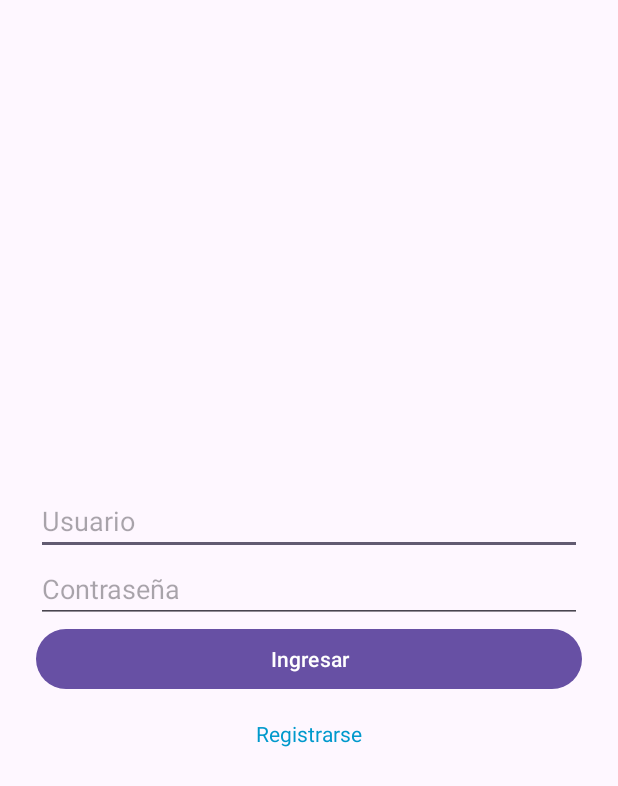
After one commit to ariasuriel12/TPGrupoM, an Android app built with Jetpack Compose: the LoginActivity screen opened directly, with no data from a screen before it, on a phone screen of 412 x 824 dp. The commit adds this screen. Shown: the top 786 px of the screen. Run offline under Robolectric (Android 15) with nearby library versions, the phone set to English and light mode, and no system bars.

Commit message:
Login y Registro

```diff
--- a/app/src/main/AndroidManifest.xml
+++ b/app/src/main/AndroidManifest.xml
@@ -12,6 +12,11 @@
         android:supportsRtl="true"
         android:theme="@style/Theme.ClimaApp">
         <activity
+            android:name=".LoginActivity"
+            android:exported="false"
+            android:label="@string/title_activity_login"
+            android:theme="@style/Theme.ClimaApp" />
+        <activity
             android:name=".MainActivity"
             android:exported="true">
             <intent-filter>
--- /dev/null
+++ b/app/src/main/java/com/example/climaapp/LoginActivity.kt
@@ -0,0 +1,37 @@
+package com.example.climaapp
+
+import android.content.Intent
+import android.os.Bundle
+import android.widget.Button
+import android.widget.EditText
+import android.widget.TextView
+import android.widget.Toast
+import androidx.appcompat.app.AppCompatActivity
+import com.example.climaapp.RegistroActivity
+
+class LoginActivity : AppCompatActivity() {
+    override fun onCreate(savedInstanceState: Bundle?) {
+        super.onCreate(savedInstanceState)
+        setContentView(R.layout.activity_login)
+
+        val etUser = findViewById<EditText>(R.id.etUser)
+        val etPass = findViewById<EditText>(R.id.etPass)
+        val btnLogin = findViewById<Button>(R.id.btnLogin)
+        val txtRegister = findViewById<TextView>(R.id.txtRegister)
+
+        btnLogin.setOnClickListener {
+            val user = etUser.text.toString()
+            val pass = etPass.text.toString()
+
+            if (user == "admin" && pass == "1234") {
+                startActivity(Intent(this, ListaActivity::class.java))
+            } else {
+                Toast.makeText(this, "Usuario o contraseña incorrectos", Toast.LENGTH_SHORT).show()
+            }
+        }
+
+        txtRegister.setOnClickListener {
+            startActivity(Intent(this, RegistroActivity::class.java))
+        }
+    }
+}
--- a/app/src/main/java/com/example/climaapp/MainActivity.kt
+++ b/app/src/main/java/com/example/climaapp/MainActivity.kt
@@ -1,10 +1,12 @@
 package com.example.climaapp
+
 
 import android.os.Bundle
 import androidx.activity.enableEdgeToEdge
 import androidx.appcompat.app.AppCompatActivity
 import androidx.core.view.ViewCompat
 import androidx.core.view.WindowInsetsCompat
+
 
 class MainActivity : AppCompatActivity() {
     override fun onCreate(savedInstanceState: Bundle?) {
--- /dev/null
+++ b/app/src/main/res/layout/activity_login.xml
@@ -0,0 +1,34 @@
+<LinearLayout xmlns:android="http://schemas.android.com/apk/res/android"
+    android:orientation="vertical"
+    android:padding="24dp"
+    android:gravity="center"
+    android:layout_width="match_parent"
+    android:layout_height="match_parent">
+
+    <EditText
+        android:id="@+id/etUser"
+        android:hint="Usuario"
+        android:layout_width="match_parent"
+        android:layout_height="wrap_content"/>
+
+    <EditText
+        android:id="@+id/etPass"
+        android:hint="Contraseña"
+        android:inputType="textPassword"
+        android:layout_width="match_parent"
+        android:layout_height="wrap_content"/>
+
+    <Button
+        android:id="@+id/btnLogin"
+        android:text="Ingresar"
+        android:layout_width="match_parent"
+        android:layout_height="wrap_content"/>
+
+    <TextView
+        android:id="@+id/txtRegister"
+        android:text="Registrarse"
+        android:textColor="@android:color/holo_blue_dark"
+        android:layout_marginTop="16dp"
+        android:layout_width="wrap_content"
+        android:layout_height="wrap_content"/>
+</LinearLayout>
--- a/app/src/main/res/values/strings.xml
+++ b/app/src/main/res/values/strings.xml
@@ -1,3 +1,4 @@
 <resources>
     <string name="app_name">ClimaApp</string>
+    <string name="title_activity_login">LoginActivity</string>
 </resources>
--- a/build.gradle.kts
+++ b/build.gradle.kts
@@ -2,4 +2,5 @@
 plugins {
     alias(libs.plugins.android.application) apply false
     alias(libs.plugins.kotlin.android) apply false
+    alias(libs.plugins.kotlin.compose) apply false
 }
```
Also changed, not shown: app/build.gradle.kts (+15 -0 lines), app/src/main/java/com/example/climaapp/DetalleActivity.kt (added, +17 -0 lines), app/src/main/java/com/example/climaapp/RegistroActivity.kt (added, +30 -0 lines), app/src/main/java/com/example/climaapp/ui/theme/Color.kt (added, +11 -0 lines), app/src/main/java/com/example/climaapp/ui/theme/Theme.kt (added, +58 -0 lines), app/src/main/java/com/example/climaapp/ui/theme/Type.kt (added, +34 -0 lines), app/src/main/res/layout/activity_detalle.xml (added, +22 -0 lines), app/src/main/res/layout/activity_main.xml (+7 -12 lines), app/src/main/res/layout/activity_registro.xml (added, +34 -0 lines), gradle/libs.versions.toml (+14 -0 lines).
